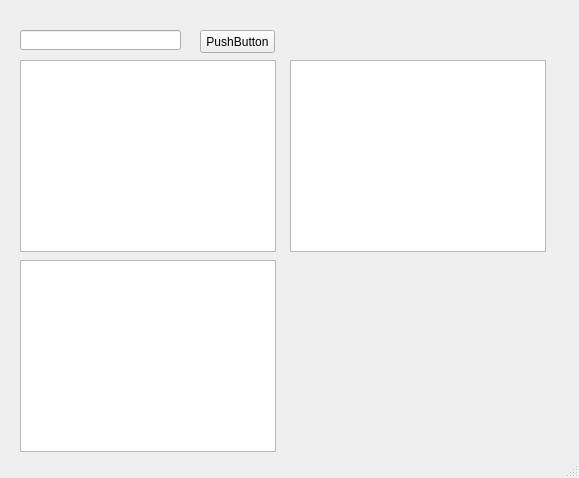
Qt form ui/resrvUi.ui (sunjea/camfitauto) before a commit.
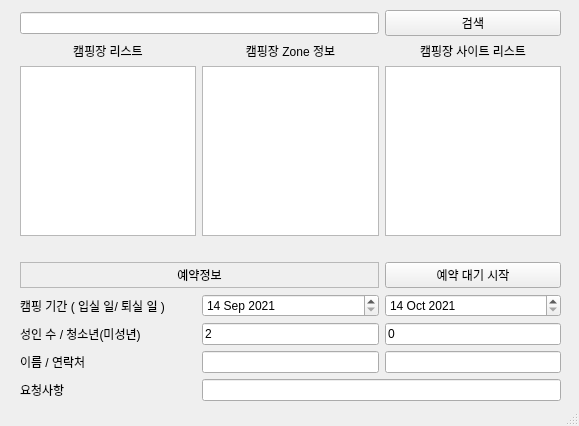
The same form after that commit.

Commit message: 기본 UI 변경 및 기능들 추가

The edit to the form file:
```diff
--- a/ui/resrvUi.ui
+++ b/ui/resrvUi.ui
@@ -7,71 +7,211 @@
     <x>0</x>
     <y>0</y>
     <width>579</width>
-    <height>478</height>
+    <height>426</height>
    </rect>
   </property>
   <property name="windowTitle">
    <string>MainWindow</string>
   </property>
   <widget class="QWidget" name="centralwidget">
-   <widget class="QPushButton" name="pushButton">
+   <widget class="QWidget" name="gridLayoutWidget">
     <property name="geometry">
      <rect>
-      <x>200</x>
-      <y>30</y>
-      <width>75</width>
-      <height>23</height>
-     </rect>
-    </property>
-    <property name="text">
-     <string>PushButton</string>
-    </property>
-   </widget>
-   <widget class="QListView" name="listView">
-    <property name="geometry">
-     <rect>
       <x>20</x>
-      <y>60</y>
-      <width>256</width>
-      <height>192</height>
+      <y>10</y>
+      <width>541</width>
+      <height>391</height>
      </rect>
     </property>
-    <property name="midLineWidth">
-     <number>0</number>
-    </property>
-   </widget>
-   <widget class="QListView" name="listView_2">
-    <property name="geometry">
-     <rect>
-      <x>290</x>
-      <y>60</y>
-      <width>256</width>
-      <height>192</height>
-     </rect>
-    </property>
-   </widget>
-   <widget class="QLineEdit" name="lineEdit">
-    <property name="geometry">
-     <rect>
-      <x>20</x>
-      <y>30</y>
-      <width>161</width>
-      <height>20</height>
-     </rect>
-    </property>
-   </widget>
-   <widget class="QTableView" name="tableView">
-    <property name="geometry">
-     <rect>
-      <x>20</x>
-      <y>260</y>
-      <width>256</width>
-      <height>192</height>
-     </rect>
-    </property>
-    <property name="showGrid">
-     <bool>true</bool>
-    </property>
+    <layout class="QGridLayout" name="gridLayout">
+     <item row="11" column="0">
+      <widget class="QLabel" name="label_8">
+       <property name="text">
+        <string>요청사항</string>
+       </property>
+      </widget>
+     </item>
+     <item row="8" column="2">
+      <widget class="QLineEdit" name="lineEdit_3">
+       <property name="text">
+        <string>0</string>
+       </property>
+      </widget>
+     </item>
+     <item row="8" column="0">
+      <widget class="QLabel" name="label_4">
+       <property name="text">
+        <string>성인 수 / 청소년(미성년)</string>
+       </property>
+      </widget>
+     </item>
+     <item row="9" column="0">
+      <widget class="QLabel" name="label_6">
+       <property name="text">
+        <string>이름 / 연락처</string>
+       </property>
+      </widget>
+     </item>
+     <item row="5" column="1">
+      <widget class="QDateEdit" name="dateEdit">
+       <property name="maximumDate">
+        <date>
+         <year>2100</year>
+         <month>12</month>
+         <day>31</day>
+        </date>
+       </property>
+       <property name="minimumDate">
+        <date>
+         <year>2021</year>
+         <month>9</month>
+         <day>14</day>
+        </date>
+       </property>
+      </widget>
+     </item>
+     <item row="2" column="0">
+      <widget class="QListWidget" name="listWidget">
+       <property name="alternatingRowColors">
+        <bool>true</bool>
+       </property>
+      </widget>
+     </item>
+     <item row="5" column="0">
+      <widget class="QLabel" name="label_2">
+       <property name="text">
+        <string>캠핑 기간 ( 입실 일/ 퇴실 일 )</string>
+       </property>
+      </widget>
+     </item>
+     <item row="4" column="0" colspan="2">
+      <widget class="QLabel" name="label">
+       <property name="frameShape">
+        <enum>QFrame::StyledPanel</enum>
+       </property>
+       <property name="text">
+        <string>예약정보</string>
+       </property>
+       <property name="alignment">
+        <set>Qt::AlignCenter</set>
+       </property>
+      </widget>
+     </item>
+     <item row="0" column="0" colspan="2">
+      <widget class="QLineEdit" name="lineEdit"/>
+     </item>
+     <item row="2" column="1">
+      <widget class="QListWidget" name="listWidget_2">
+       <property name="enabled">
+        <bool>true</bool>
+       </property>
+       <property name="alternatingRowColors">
+        <bool>true</bool>
+       </property>
+      </widget>
+     </item>
+     <item row="5" column="2">
+      <widget class="QDateEdit" name="dateEdit_2">
+       <property name="maximumDate">
+        <date>
+         <year>2100</year>
+         <month>12</month>
+         <day>31</day>
+        </date>
+       </property>
+       <property name="minimumDate">
+        <date>
+         <year>2021</year>
+         <month>10</month>
+         <day>14</day>
+        </date>
+       </property>
+      </widget>
+     </item>
+     <item row="9" column="2">
+      <widget class="QLineEdit" name="lineEdit_5"/>
+     </item>
+     <item row="11" column="1" colspan="2">
+      <widget class="QLineEdit" name="lineEdit_6"/>
+     </item>
+     <item row="8" column="1">
+      <widget class="QLineEdit" name="lineEdit_2">
+       <property name="text">
+        <string>2</string>
+       </property>
+      </widget>
+     </item>
+     <item row="4" column="2">
+      <widget class="QPushButton" name="pushButton_2">
+       <property name="text">
+        <string>예약 대기 시작</string>
+       </property>
+      </widget>
+     </item>
+     <item row="0" column="2">
+      <widget class="QPushButton" name="pushButton">
+       <property name="text">
+        <string>검색</string>
+       </property>
+      </widget>
+     </item>
+     <item row="3" column="0" colspan="3">
+      <spacer name="horizontalSpacer">
+       <property name="orientation">
+        <enum>Qt::Horizontal</enum>
+       </property>
+       <property name="sizeHint" stdset="0">
+        <size>
+         <width>40</width>
+         <height>20</height>
+        </size>
+       </property>
+      </spacer>
+     </item>
+     <item row="2" column="2">
+      <widget class="QListWidget" name="listWidget_3">
+       <property name="alternatingRowColors">
+        <bool>true</bool>
+       </property>
+      </widget>
+     </item>
+     <item row="9" column="1">
+      <widget class="QLineEdit" name="lineEdit_4"/>
+     </item>
+     <item row="1" column="0">
+      <widget class="QLabel" name="label_3">
+       <property name="text">
+        <string>캠핑장 리스트</string>
+       </property>
+       <property name="alignment">
+        <set>Qt::AlignCenter</set>
+       </property>
+      </widget>
+     </item>
+     <item row="1" column="1">
+      <widget class="QLabel" name="label_5">
+       <property name="frameShape">
+        <enum>QFrame::NoFrame</enum>
+       </property>
+       <property name="text">
+        <string>캠핑장 Zone 정보</string>
+       </property>
+       <property name="alignment">
+        <set>Qt::AlignCenter</set>
+       </property>
+      </widget>
+     </item>
+     <item row="1" column="2">
+      <widget class="QLabel" name="label_7">
+       <property name="text">
+        <string>캠핑장 사이트 리스트</string>
+       </property>
+       <property name="alignment">
+        <set>Qt::AlignCenter</set>
+       </property>
+      </widget>
+     </item>
+    </layout>
    </widget>
   </widget>
   <widget class="QStatusBar" name="statusBar"/>
```
The commit also changes 7 other files.
